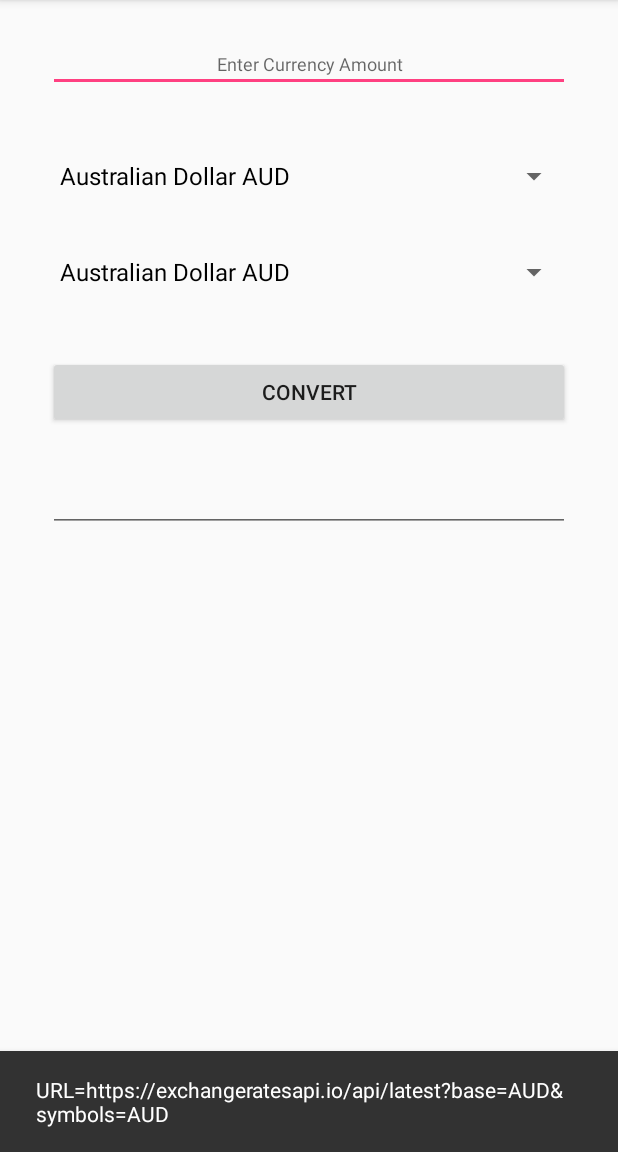
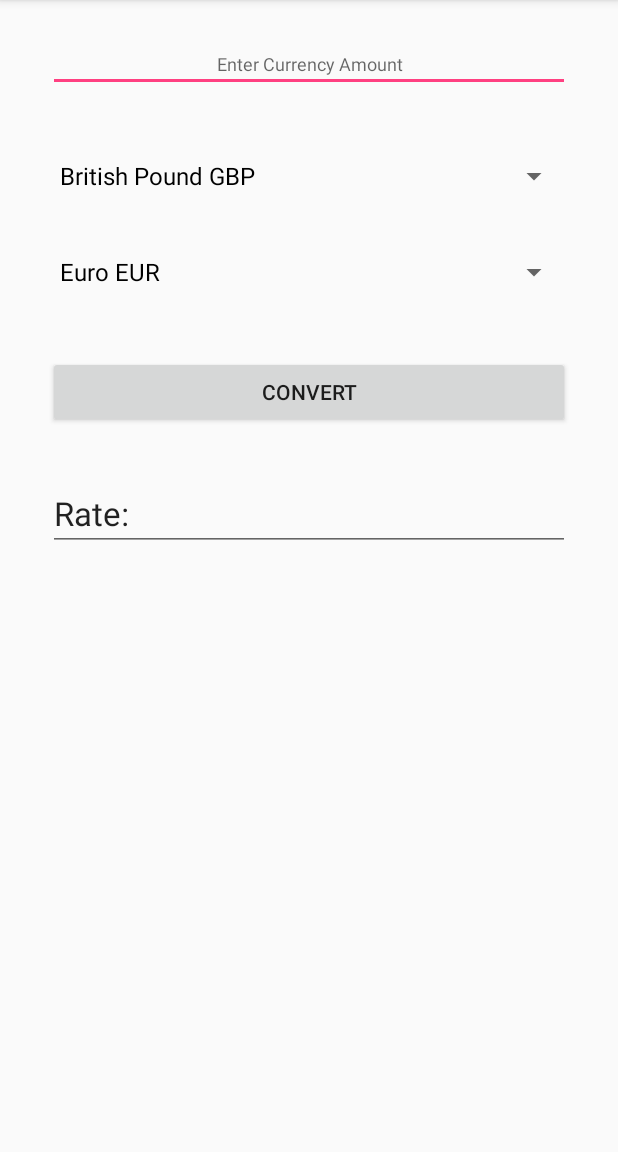
Before and after one commit to grayzemon/currency-converter, an Android app: the screen it shows after launch (MainActivity), after a tap on "CONVERT", on a phone screen of 412 x 824 dp, the part 84-1236 px from its top. Run offline under Robolectric (Android 15) with nearby library versions, the phone set to English and light mode, and no system bars; our stand-ins replace Volley; network calls fail.

```diff
--- a/app/src/main/java/com/grayzemon/currencyconverter/MainActivity.java
+++ b/app/src/main/java/com/grayzemon/currencyconverter/MainActivity.java
@@ -8,6 +8,16 @@ import android.view.View;
 import android.widget.ArrayAdapter;
 import android.widget.Button;
 import android.widget.Spinner;
+import android.widget.TextView;
+
+import com.android.volley.RequestQueue;
+import com.android.volley.Response;
+import com.android.volley.VolleyError;
+import com.android.volley.toolbox.JsonObjectRequest;
+import com.android.volley.toolbox.Volley;
+
+import org.json.JSONException;
+import org.json.JSONObject;
 
 import java.net.URL;
 import java.util.Arrays;
@@ -28,6 +38,12 @@ public class MainActivity extends AppCompatActivity implements View.OnClickListe
     private Spinner convertFrom;
     private Spinner convertTo;
     private List<String> currencyNames;
+    private URL url;
+    private String currencyFrom;
+    private String currencyTo;
+    private double rate;
+    private TextView numberConvertedAmount;
+    private Button buttonConvert;
 
     @Override
     protected void onCreate(Bundle savedInstanceState) {
@@ -35,9 +51,10 @@ public class MainActivity extends AppCompatActivity implements View.OnClickListe
         setContentView(R.layout.activity_main);
         convertFrom = (Spinner) findViewById(R.id.spinner_convert_from);
         convertTo = (Spinner) findViewById(R.id.spinner_convert_to);
+        numberConvertedAmount = (TextView) findViewById(R.id.number_converted_amount);
 
-        Button convert = (Button) findViewById(R.id.button_convert) ;
-        convert.setOnClickListener(this);
+        buttonConvert = (Button) findViewById(R.id.button_convert);
+        buttonConvert.setOnClickListener(this);
 
         getCurrencyList();
 
@@ -45,10 +62,14 @@ public class MainActivity extends AppCompatActivity implements View.OnClickListe
                 new ArrayAdapter<>(this,R.layout.support_simple_spinner_dropdown_item,currencyNames);
         convertFrom.setAdapter(currencies);
         convertTo.setAdapter(currencies);
+        convertFrom.setSelection(9);
+        convertTo.setSelection(8);
     }
 
     private void getCurrencyList() {
-        final String currencyCodeList = "AUD,BGN,BRL,CAD,CHF,CNY,CZK,DKK,GBP,HKD,HRK,HUF,IDR,ILS,INR,ISK,JPY,KRW,MXN,MYR,NOK,NZD,PHP,PLN,RON,RUB,SEK,SGD,THB,TRY,USD,ZAR";
+        final String currencyCodeList =
+                "AUD,BGN,BRL,CAD,CHF,CNY,CZK,DKK,GBP,EUR,HKD,HRK,HUF,IDR,ILS," +
+                "INR,ISK,JPY,KRW,MXN,MYR,NOK,NZD,PHP,PLN,RON,RUB,SEK,SGD,THB,TRY,USD,ZAR";
         final List<String> currencyCodes = Arrays.asList(currencyCodeList.split(","));
 
         Function<String,String> mapCode2Desc = currencyCode -> Currency.getInstance(currencyCode).getDisplayName() + " " + currencyCode;
@@ -61,17 +82,26 @@ public class MainActivity extends AppCompatActivity implements View.OnClickListe
     @Override
     public void onClick(View v) {
         Log.d(TAG,"onClick: Button pressed");
+        buttonConvert.setEnabled(false);
+        getCurrencyCodesFromDropdowns();
+        buildURL();
+        //showSnackBar(url.toString());
+        getCurrencyRate();
+    }
 
+    private void getCurrencyCodesFromDropdowns() {
         int selectedPositionFrom = convertFrom.getSelectedItemPosition();
         int selectedPositionTo = convertTo.getSelectedItemPosition();
         String selectedCurrencyFrom = currencyNames.get(selectedPositionFrom);
         String selectedCurrencyTo = currencyNames.get(selectedPositionTo);
-        String currencyFrom = selectedCurrencyFrom.substring(
+        currencyFrom = selectedCurrencyFrom.substring(
                 selectedCurrencyFrom.length() - 3,selectedCurrencyFrom.length());
-        String currencyTo = selectedCurrencyTo.substring(
+        currencyTo = selectedCurrencyTo.substring(
                 selectedCurrencyTo.length() - 3,selectedCurrencyTo.length());
+    }
 
-        URL url = new HttpUrl.Builder()
+    private void buildURL() {
+        url = new HttpUrl.Builder()
                 .scheme("https")
                 .host("exchangeratesapi.io")
                 .addPathSegments("api/latest")
@@ -79,7 +109,38 @@ public class MainActivity extends AppCompatActivity implements View.OnClickListe
                 .addQueryParameter("symbols", currencyTo)
                 .build().url();
         Log.d(TAG, url.toString());
+    }
+
+    private void showSnackBar(String text) {
         View view = findViewById(R.id.constraint_main);
-        Snackbar.make(view, "URL=" + url.toString(),Snackbar.LENGTH_SHORT).show();
+        Snackbar.make(view, text,Snackbar.LENGTH_SHORT).show();
+    }
+
+    public void getCurrencyRate(){
+        RequestQueue queue = Volley.newRequestQueue(this);
+        JsonObjectRequest jsonObjectRequest = new JsonObjectRequest(
+                url.toString(),
+                null,
+                new Response.Listener<JSONObject>() {
+                    @Override
+                    public void onResponse(JSONObject response) {
+                        try {
+                            buttonConvert.setEnabled(true);
+                            rate = response.getJSONObject("rates").getDouble(currencyTo);
+                            Log.d(TAG,"Converted=" + rate);
+                            numberConvertedAmount.setText(String.valueOf(rate));
+                        } catch (JSONException e) {
+                            e.printStackTrace();
+                            showSnackBar(e.getMessage());
+                        }
+                    }
+                }, new Response.ErrorListener() {
+            @Override
+            public void onErrorResponse(VolleyError error) {
+                buttonConvert.setEnabled(true);
+                Log.d(TAG,error.getMessage());
+            }
+        });
+        queue.add(jsonObjectRequest);
     }
 }
--- a/app/src/main/res/layout/activity_main.xml
+++ b/app/src/main/res/layout/activity_main.xml
@@ -17,11 +17,14 @@
         android:ems="10"
         android:focusable="false"
         android:focusableInTouchMode="false"
-        android:inputType="numberDecimal"
-        android:textSize="12sp"
+        android:hint="@string/currency_conversion_rate"
+        android:inputType="number"
+        android:text="@string/rate"
+        android:textAppearance="@android:style/TextAppearance.Material.Large"
         app:layout_constraintEnd_toEndOf="@+id/button_convert"
         app:layout_constraintStart_toStartOf="@+id/button_convert"
-        app:layout_constraintTop_toBottomOf="@+id/button_convert" />
+        app:layout_constraintTop_toBottomOf="@+id/button_convert"
+        tools:text="Rate:" />
 
     <Button
         android:id="@+id/button_convert"
--- a/app/src/main/res/values/strings.xml
+++ b/app/src/main/res/values/strings.xml
@@ -3,4 +3,6 @@
     <string name="button_convert">Convert</string>
     <string name="currency_input">Enter Currency Amount</string>
     <string name="snackBarMessage">Button convert clicked</string>
+    <string name="currency_conversion_rate">Currency conversion rate</string>
+    <string name="rate">Rate:</string>
 </resources>
```
